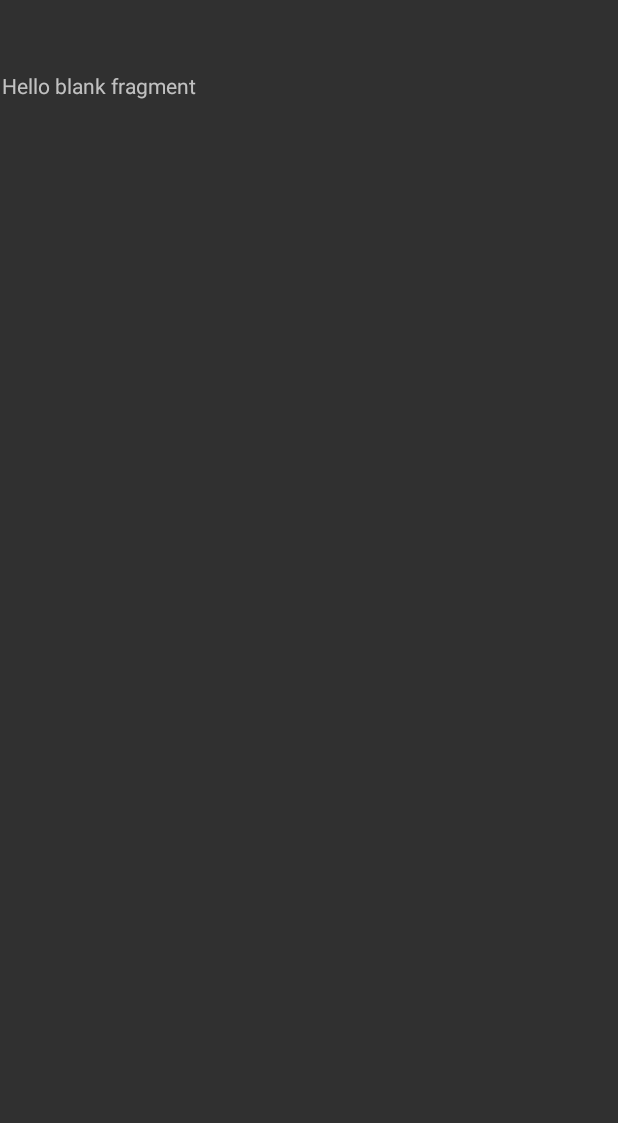
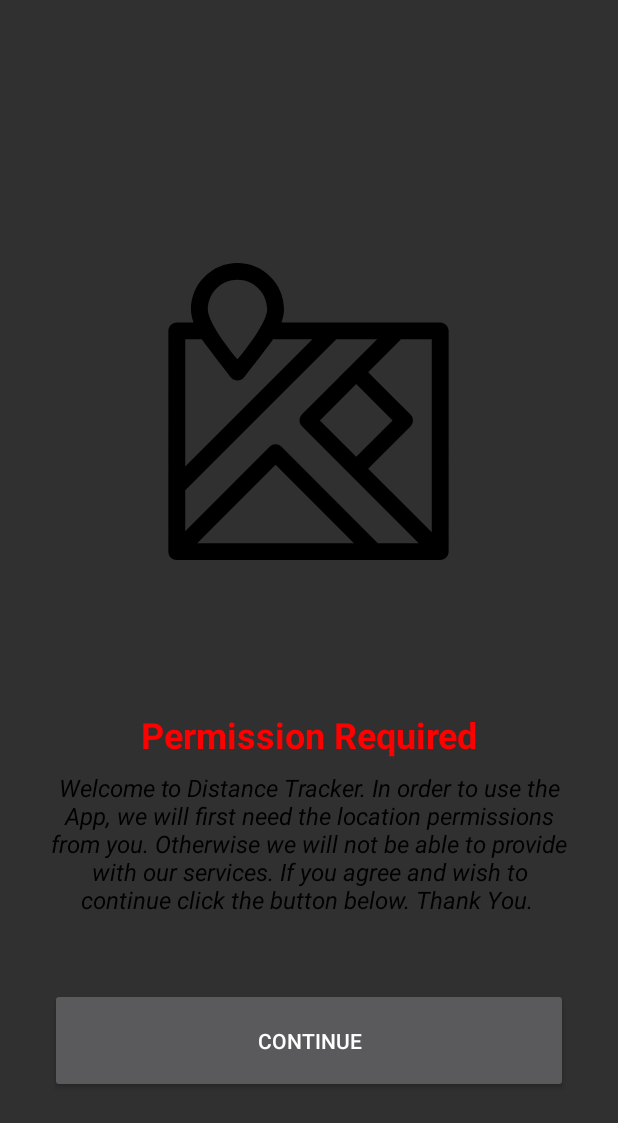
Before and after one commit to unon4all/GoogleMapsKotlin-Project, an Android app built with Jetpack Compose: the screen it shows after launch (MainActivity), on a phone screen of 412 x 824 dp. Before the commit the part shown is almost empty. Shown: the top 1123 px of the screen. Run offline under Robolectric (Android 15) with nearby library versions, the phone set to English and light mode, and no system bars.

Commit message:
0.0.4 - Permission Fragment Design

```diff
--- /dev/null
+++ b/app/src/main/res/drawable/map_vector.xml
@@ -0,0 +1,10 @@
+<vector xmlns:android="http://schemas.android.com/apk/res/android"
+    xmlns:tools="http://schemas.android.com/tools"
+    android:height="198dp" android:viewportHeight="612" android:viewportWidth="612" android:width="198dp">
+
+    <path
+        android:fillColor="#000000"
+        android:pathData="M577.4,122.4H250.19c3.56,-9.88 5.33,-18.7 5.33,-26.54C255.52,43 212.52,0 159.67,0c-52.86,0 -95.86,43 -95.86,95.86c0,7.84 1.77,16.67 5.33,26.54H34.61c-9.59,0 -17.36,7.78 -17.36,17.36v453.92c0,0 -1.14,17.43 16.84,18.31c0.99,0 543.31,0 543.31,0c9.59,0 17.36,-7.78 17.36,-17.36v-454.87C594.77,130.17 586.99,122.4 577.4,122.4zM159.67,34.73c33.71,0 61.13,27.42 61.13,61.13c0,21.84 -32.48,68.76 -61.13,102.73c-28.65,-33.96 -61.13,-80.89 -61.13,-102.73C98.54,62.15 125.96,34.73 159.67,34.73zM51.98,157.13H86.38c5.61,9.26 59.65,78.61 60.48,79.52c3.29,3.59 7.93,5.64 12.81,5.64c4.87,0 9.52,-2.05 12.81,-5.64c0.83,-0.9 54.87,-70.26 60.48,-79.52h81.22L51.98,419.33V157.13zM76.54,577.27l161.62,-161.62L399.78,577.27H76.54V577.27zM448.9,577.27l-198.46,-198.46c-6.78,-6.78 -17.78,-6.78 -24.56,0L51.98,552.71V468.44l311.31,-311.31h84.28c0,0 -154.99,155.01 -154.98,155.02c-2.51,2.33 -10.41,13.22 0.34,24.87c-0,0 -0,0 -0,0.01L533.17,577.27h-84.27V577.27zM404.33,249.48l74.92,74.92l-74.92,74.92l-74.92,-74.92L404.33,249.48zM560.04,555.02l-131.15,-131.15l87.2,-87.2c6.78,-6.78 6.78,-17.77 0,-24.56l-87.2,-87.2l67.79,-67.79h63.36V555.02z"
+        tools:ignore="VectorPath" />
+
+</vector>
--- a/app/src/main/res/layout/fragment_permission.xml
+++ b/app/src/main/res/layout/fragment_permission.xml
@@ -1,14 +1,67 @@
 <?xml version="1.0" encoding="utf-8"?>
-<FrameLayout xmlns:android="http://schemas.android.com/apk/res/android"
+<androidx.constraintlayout.widget.ConstraintLayout xmlns:android="http://schemas.android.com/apk/res/android"
+    xmlns:app="http://schemas.android.com/apk/res-auto"
     xmlns:tools="http://schemas.android.com/tools"
     android:layout_width="match_parent"
     android:layout_height="match_parent"
     tools:context=".PermissionFragment">
 
-    <!-- TODO: Update blank fragment layout -->
+    <ImageView
+        android:id="@+id/welcomeImageView"
+        android:layout_width="wrap_content"
+        android:layout_height="wrap_content"
+        android:layout_marginBottom="100dp"
+        android:importantForAccessibility="no"
+        android:src="@drawable/map_vector"
+        app:layout_constraintBottom_toTopOf="@+id/welcome_textView"
+        app:layout_constraintEnd_toEndOf="parent"
+        app:layout_constraintHorizontal_bias="0.497"
+        app:layout_constraintStart_toStartOf="parent" />
+
     <TextView
-        android:layout_width="match_parent"
-        android:layout_height="match_parent"
-        android:text="@string/hello_blank_fragment" />
+        android:id="@+id/welcome_textView"
+        android:layout_width="wrap_content"
+        android:layout_height="wrap_content"
+        android:layout_marginStart="32dp"
+        android:layout_marginEnd="32dp"
+        android:layout_marginBottom="8dp"
+        android:text="@string/permission_required"
+        android:textAlignment="center"
+        android:textColor="@color/red"
+        android:textSize="24sp"
+        android:textStyle="bold"
+        app:layout_constraintBottom_toTopOf="@+id/permissionTextView"
+        app:layout_constraintEnd_toEndOf="parent"
+        app:layout_constraintStart_toStartOf="parent" />
 
-</FrameLayout>
+    <TextView
+        android:id="@+id/permissionTextView"
+        android:layout_width="0dp"
+        android:layout_height="wrap_content"
+        android:layout_marginStart="32dp"
+        android:layout_marginEnd="32dp"
+        android:layout_marginBottom="48dp"
+        android:textAlignment="center"
+        android:textColor="@color/black"
+        android:textSize="16sp"
+        android:textStyle="italic"
+        android:text="@string/permission_description"
+        app:layout_constraintBottom_toTopOf="@+id/continue_button"
+        app:layout_constraintEnd_toEndOf="parent"
+        app:layout_constraintStart_toStartOf="parent" />
+
+    <Button
+        android:id="@+id/continue_button"
+        android:layout_width="0dp"
+        android:layout_height="70dp"
+        android:layout_marginStart="32dp"
+        android:layout_marginEnd="32dp"
+        android:layout_marginBottom="48dp"
+        android:text="@string/continue_button"
+        app:layout_constraintBottom_toBottomOf="parent"
+        app:layout_constraintEnd_toEndOf="parent"
+        app:layout_constraintStart_toStartOf="parent" />
+
+
+
+</androidx.constraintlayout.widget.ConstraintLayout>
--- a/app/src/main/res/values/colors.xml
+++ b/app/src/main/res/values/colors.xml
@@ -7,4 +7,6 @@
     <color name="teal_700">#FF018786</color>
     <color name="black">#FF000000</color>
     <color name="white">#FFFFFFFF</color>
+
+    <color name="red"> #FF0000 </color>
 </resources>
--- a/app/src/main/res/values/strings.xml
+++ b/app/src/main/res/values/strings.xml
@@ -1,5 +1,7 @@
 <resources>
     <string name="app_name">GoogleMapsProject</string>
-    <!-- TODO: Remove or change this placeholder text -->
     <string name="hello_blank_fragment">Hello blank fragment</string>
+    <string name="continue_button">Continue</string>
+    <string name="permission_description">"Welcome to Distance Tracker. In order to use the App, we will first need the location permissions from you. Otherwise we will not be able to provide with our services. If you agree and wish to continue click the button below. Thank You. "</string>
+    <string name="permission_required">Permission Required</string>
 </resources>
```
